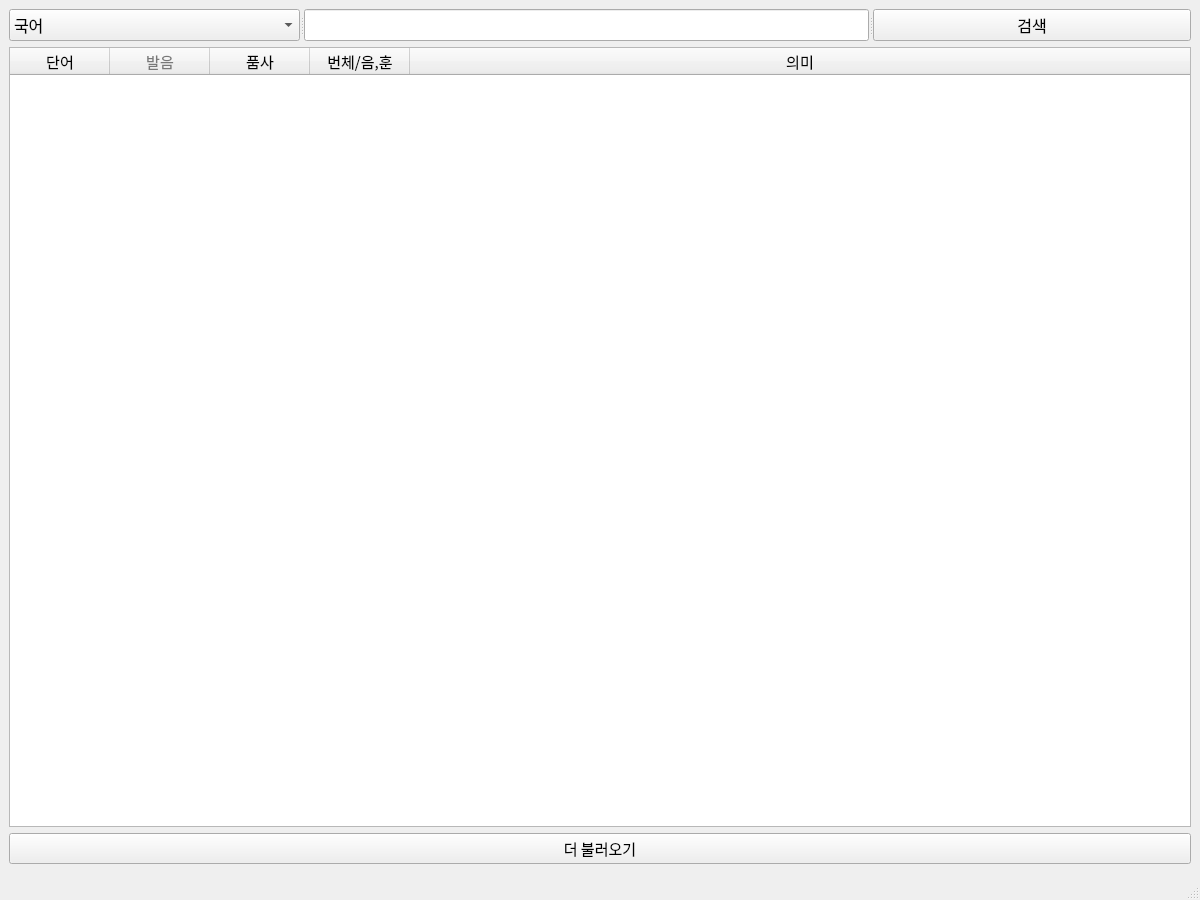
Jeong-Jingyo/NaverDict-Client, file src/main-table.ui: the form before one commit.
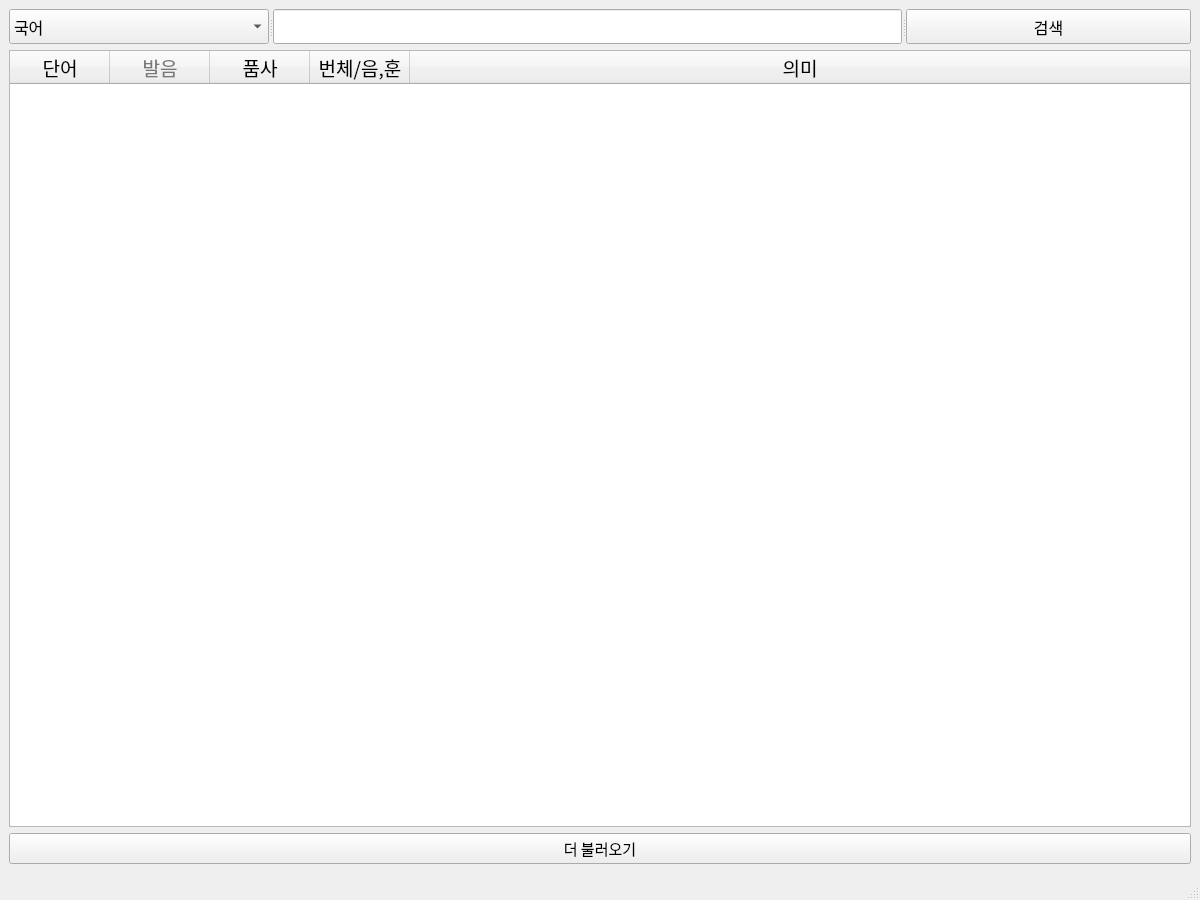
The form after the commit. Icons and pictures are not drawn.

Commit message: 옛한글 표시

The edit to the form file:
```diff
--- a/src/main-table.ui
+++ b/src/main-table.ui
@@ -30,6 +30,12 @@
       <property name="enabled">
        <bool>true</bool>
       </property>
+      <property name="font">
+       <font>
+        <family>나눔바른고딕 옛한글</family>
+        <pointsize>14</pointsize>
+       </font>
+      </property>
       <property name="acceptDrops">
        <bool>false</bool>
       </property>
@@ -123,8 +129,8 @@
       <widget class="QLineEdit" name="queryEdit">
        <property name="font">
         <font>
-         <family>맑은 고딕</family>
-         <pointsize>12</pointsize>
+         <family>나눔바른고딕 옛한글</family>
+         <pointsize>14</pointsize>
         </font>
        </property>
        <property name="inputMethodHints">
```
Left out of the diff: 8 changed lines with no effect on the pictures. The commit also changes 5 other files.
